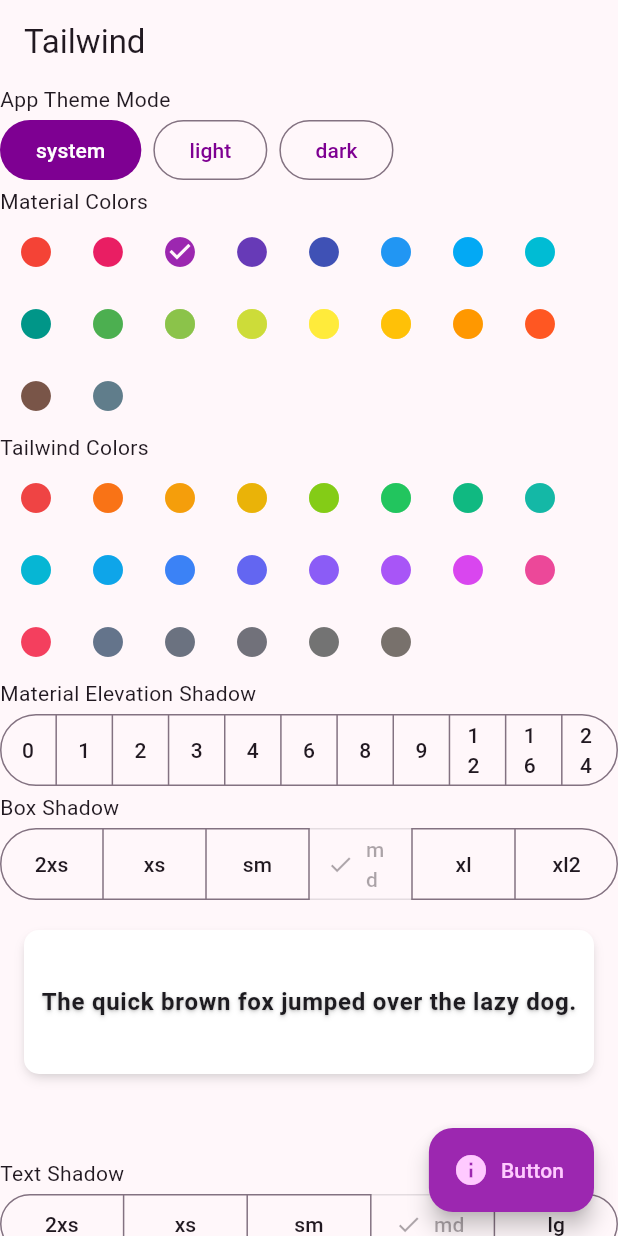
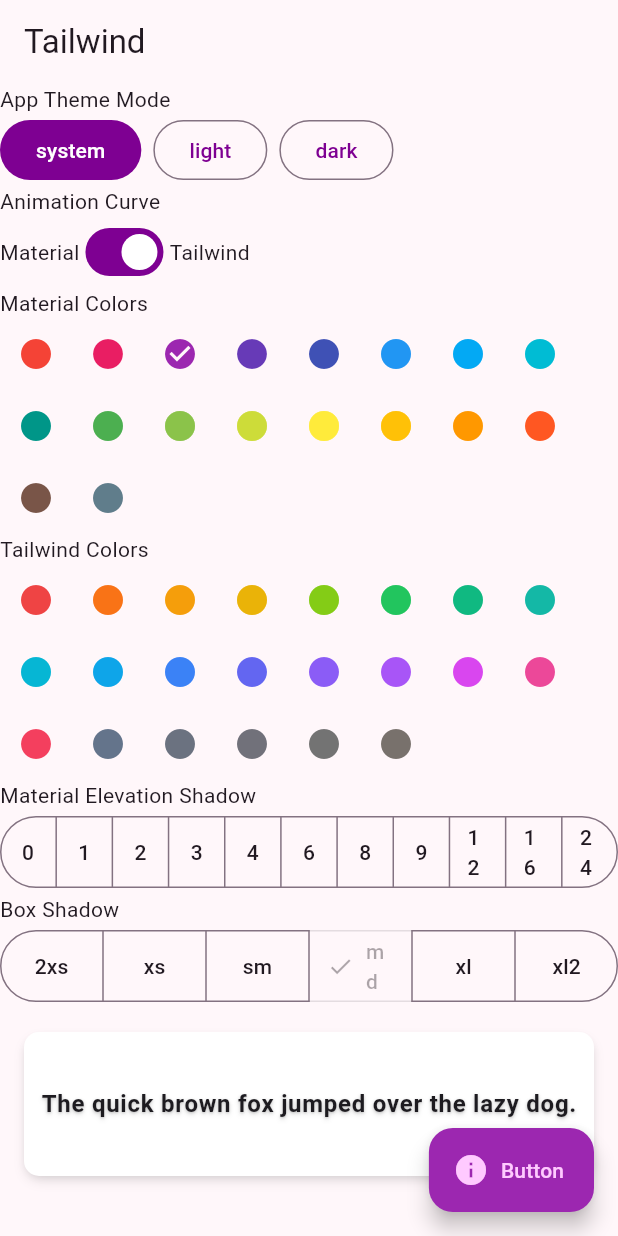
Before and after one commit to BoseVJeff/tw_flutter, a Flutter app: the screen it shows after launch, on a phone screen of 412 x 824 dp. Run offline on Flutter 3.47's test engine with Material 3 defaults, Android fonts, the phone set to English and light mode, and no system bars; our stand-ins replace csslib; missing offline and left inert: sass_api.

Commit message:
Updated example to showcase the tailwind animation curves.

```diff
--- a/example/lib/main.dart
+++ b/example/lib/main.dart
@@ -25,6 +25,7 @@ class _MyAppState extends State<MyApp> {
   Radius radius = TwRadius.lg;
   double breakpoint = TwBreakpoints.md;
   double containerBreakpoint = TwContainerBreakpoint.md;
+  bool isTailwindTransition = true;
 
   void switchSeedColor(MaterialColor newColor) => setState(() {
     seedColor = newColor;
@@ -65,7 +66,9 @@ class _MyAppState extends State<MyApp> {
   @override
   Widget build(BuildContext context) {
     return MaterialApp(
-      title: 'Flutter Demo',
+      title: 'Tailwind Demo',
+      themeAnimationDuration: TwTransition.duration,
+      themeAnimationCurve: TwTransition.curve,
       themeMode: mode,
       theme: ThemeData(
         // colorScheme: ColorScheme.fromSeed(seedColor: Colors.deepPurple),
@@ -126,6 +129,20 @@ class _MyAppState extends State<MyApp> {
                           ),
                   )
                   .toList(),
+            ),
+            Text("Animation Curve"),
+            Row(
+              mainAxisAlignment: MainAxisAlignment.start,
+              children: [
+                Text("Material"),
+                Switch(
+                  value: isTailwindTransition,
+                  onChanged: (bool newValue) => setState(() {
+                    isTailwindTransition = newValue;
+                  }),
+                ),
+                Text("Tailwind"),
+              ],
             ),
             Text("Material Colors"),
             Wrap(
```
